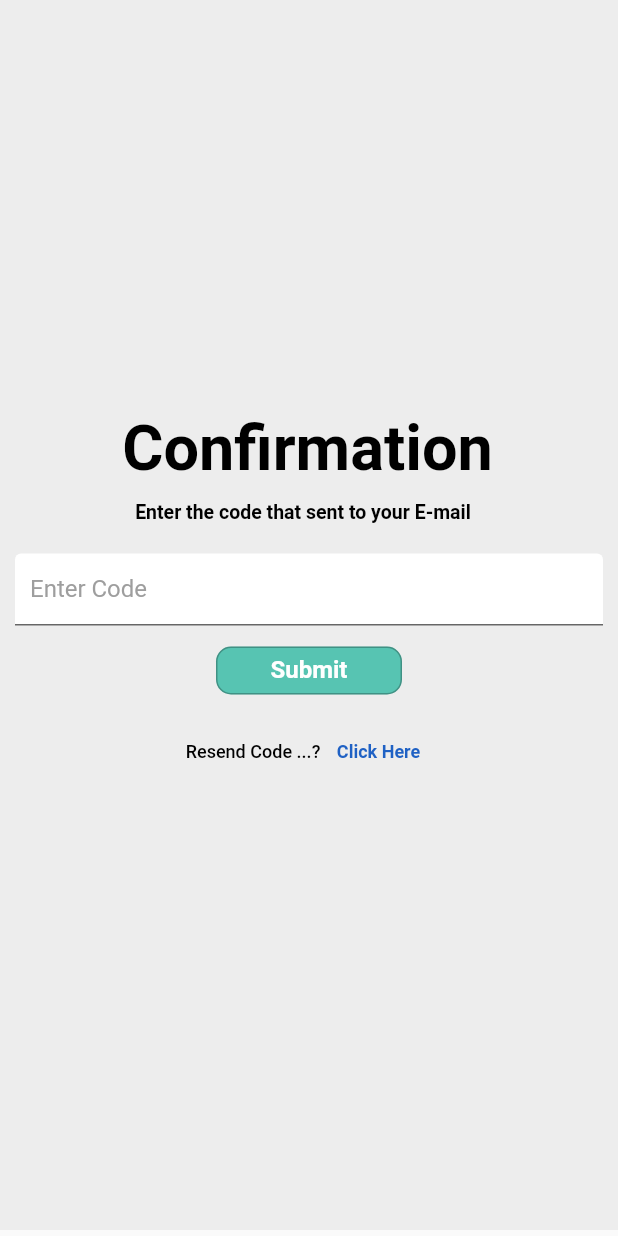
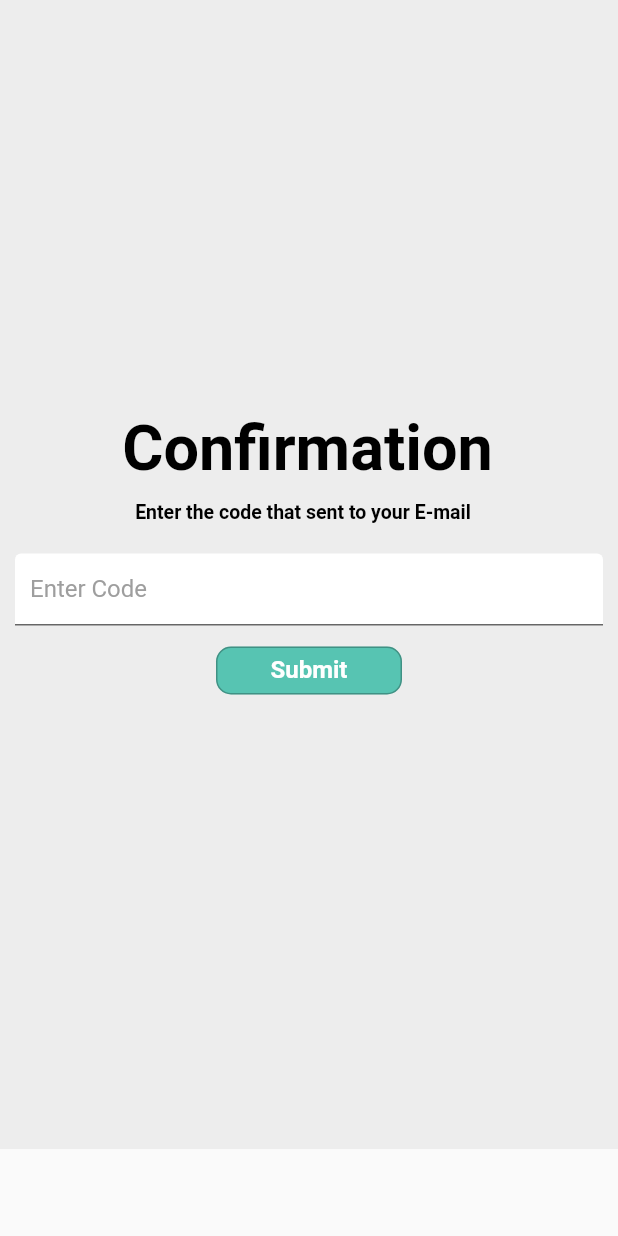
Before and after one commit to GraduationProjectFCI/Budget_Plannner_Mobile, a Flutter app: the ConfirmScreen screen opened by its route, on a phone screen of 412 x 824 dp. Run offline on Flutter 3.47's test engine with Material 2 defaults, Android fonts, the phone set to English and light mode, and no system bars; our stand-ins replace conditional_builder_null_safety, fluttertoast, get, percent_indicator, shared_preferences; accounts and stored records are empty.

Commit message:
delete forget password form confirmation screen

```diff
--- a/lib/view/screens/confirm_screen.dart
+++ b/lib/view/screens/confirm_screen.dart
@@ -79,35 +79,6 @@ class ConfirmScreen extends StatelessWidget {
                     ),
                   ),
                 ),
-                Container(
-                  margin: const EdgeInsets.only(top: 6),
-                  child: Row(
-                    mainAxisAlignment: MainAxisAlignment.center,
-                    children: [
-                      const Text(
-                        'Resend Code ...? ',
-                        style: TextStyle(
-                          fontSize: 12,
-                          fontWeight: FontWeight.w500,
-                          height: 1,
-                          color: Color(0xff000000),
-                        ),
-                      ),
-                      TextButton(
-                        onPressed: () {},
-                        child: const Text(
-                          'Click Here',
-                          style: TextStyle(
-                            fontSize: 12,
-                            fontWeight: FontWeight.w700,
-                            height: 1,
-                            color: Color(0xff1f61c4),
-                          ),
-                        ),
-                      ),
-                    ],
-                  ),
-                ),
               ],
             ),
           ),
```
